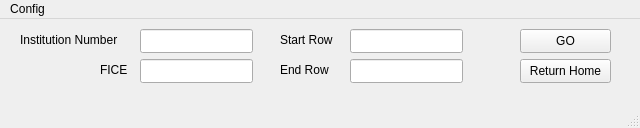
Above: termbuilder.ui from at91322/dteassistant before the change. Below: the same form after it.
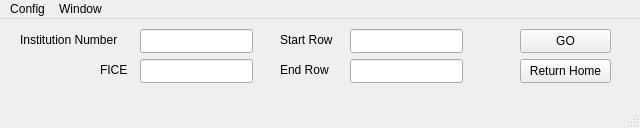
That is the form after the change.

```diff
--- a/termbuilder.ui
+++ b/termbuilder.ui
@@ -161,7 +161,14 @@
     <addaction name="actionChange_Username"/>
     <addaction name="actionChange_Current_Term"/>
    </widget>
+   <widget class="QMenu" name="menuWindow">
+    <property name="title">
+     <string>Window</string>
+    </property>
+    <addaction name="actionAlways_On_Top"/>
+   </widget>
    <addaction name="menuConfig"/>
+   <addaction name="menuWindow"/>
   </widget>
   <widget class="QStatusBar" name="statusbar"/>
   <action name="actionChange_Username">
```
Left out of the diff: 8 changed lines with no effect on the pictures.
